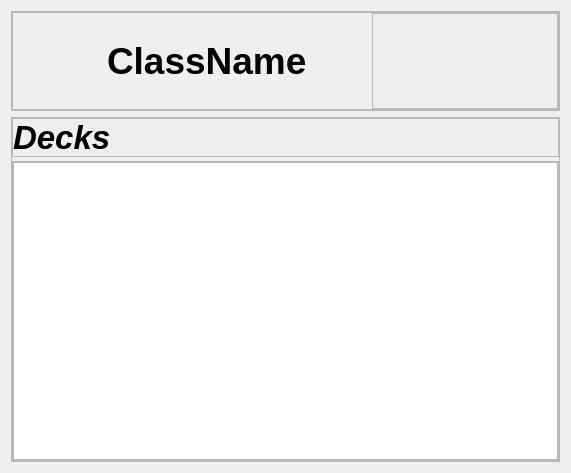
Qt form functions/new_flashcards/flashcards_page.ui (Nbdyleto/PySide6_Self_TCC) before a commit.
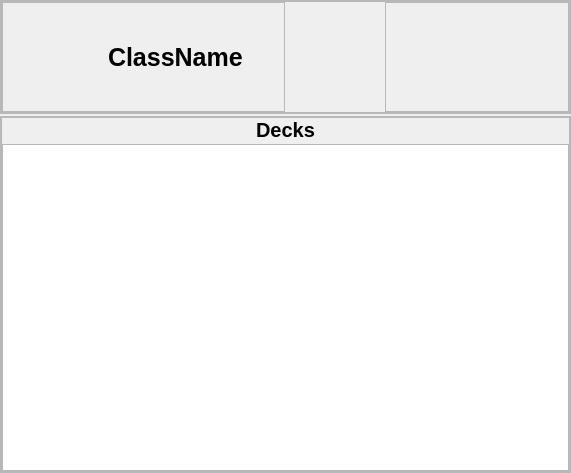
The same form after that commit. Icons and pictures are not drawn.

```diff
--- a/functions/new_flashcards/flashcards_page.ui
+++ b/functions/new_flashcards/flashcards_page.ui
@@ -14,8 +14,29 @@
    <string>Widget</string>
   </property>
   <layout class="QVBoxLayout" name="verticalLayout">
+   <property name="spacing">
+    <number>2</number>
+   </property>
+   <property name="leftMargin">
+    <number>0</number>
+   </property>
+   <property name="topMargin">
+    <number>0</number>
+   </property>
+   <property name="rightMargin">
+    <number>0</number>
+   </property>
+   <property name="bottomMargin">
+    <number>0</number>
+   </property>
    <item>
     <widget class="QFrame" name="frame">
+     <property name="maximumSize">
+      <size>
+       <width>16777215</width>
+       <height>125</height>
+      </size>
+     </property>
      <property name="frameShape">
       <enum>QFrame::StyledPanel</enum>
      </property>
@@ -48,7 +69,7 @@
         </property>
         <layout class="QHBoxLayout" name="horizontalLayout">
          <property name="spacing">
-          <number>4</number>
+          <number>2</number>
          </property>
          <property name="leftMargin">
           <number>0</number>
@@ -62,6 +83,15 @@
          <property name="bottomMargin">
           <number>0</number>
          </property>
+         <item>
+          <widget class="QFrame" name="frame_6">
+           <property name="frameShape">
+            <enum>QFrame::StyledPanel</enum>
+           </property>
+           <property name="frameShadow">
+            <enum>QFrame::Raised</enum>
+           </property>
+           <layout class="QHBoxLayout" name="horizontalLayout_2">
          <item>
           <widget class="QPushButton" name="btnClassIcon">
            <property name="minimumSize">
@@ -94,16 +124,24 @@
           <widget class="QLabel" name="lblClassName">
            <property name="font">
             <font>
-             <pointsize>28</pointsize>
+                <pointsize>-1</pointsize>
+                <italic>false</italic>
              <bold>true</bold>
              <underline>false</underline>
             </font>
            </property>
+              <property name="styleSheet">
+               <string notr="true">font: bold 25px;
+</string>
+              </property>
            <property name="text">
             <string>ClassName</string>
            </property>
           </widget>
          </item>
+           </layout>
+          </widget>
+         </item>
          <item alignment="Qt::AlignRight">
           <widget class="QFrame" name="frame_4">
            <property name="frameShape">
@@ -114,7 +152,7 @@
            </property>
            <layout class="QHBoxLayout" name="horizontalLayout_3">
             <property name="spacing">
-             <number>4</number>
+             <number>2</number>
             </property>
             <property name="leftMargin">
              <number>0</number>
@@ -198,48 +236,24 @@
      <property name="minimumSize">
       <size>
        <width>0</width>
-       <height>300</height>
-      </size>
-     </property>
-     <property name="frameShape">
-      <enum>QFrame::StyledPanel</enum>
-     </property>
-     <property name="frameShadow">
-      <enum>QFrame::Raised</enum>
-     </property>
-     <layout class="QVBoxLayout" name="verticalLayout_3">
-      <property name="spacing">
-       <number>4</number>
-      </property>
-      <property name="leftMargin">
-       <number>0</number>
-      </property>
-      <property name="topMargin">
-       <number>0</number>
-      </property>
-      <property name="rightMargin">
-       <number>0</number>
-      </property>
-      <property name="bottomMargin">
-       <number>0</number>
-      </property>
-      <item>
-       <widget class="QFrame" name="frame_6">
-        <property name="minimumSize">
-         <size>
-          <width>0</width>
           <height>0</height>
          </size>
         </property>
+     <property name="maximumSize">
+      <size>
+       <width>16777215</width>
+       <height>16777215</height>
+      </size>
+     </property>
         <property name="frameShape">
          <enum>QFrame::StyledPanel</enum>
         </property>
         <property name="frameShadow">
          <enum>QFrame::Raised</enum>
         </property>
-        <layout class="QHBoxLayout" name="horizontalLayout_2">
+     <layout class="QVBoxLayout" name="verticalLayout_3">
          <property name="spacing">
-          <number>4</number>
+       <number>2</number>
          </property>
          <property name="leftMargin">
           <number>0</number>
@@ -253,29 +267,6 @@
          <property name="bottomMargin">
           <number>0</number>
          </property>
-         <item alignment="Qt::AlignLeft">
-          <widget class="QLabel" name="label">
-           <property name="maximumSize">
-            <size>
-             <width>300</width>
-             <height>16777215</height>
-            </size>
-           </property>
-           <property name="font">
-            <font>
-             <pointsize>25</pointsize>
-             <italic>true</italic>
-             <bold>true</bold>
-            </font>
-           </property>
-           <property name="text">
-            <string>Decks</string>
-           </property>
-          </widget>
-         </item>
-        </layout>
-       </widget>
-      </item>
       <item>
        <widget class="QFrame" name="frame_5">
         <property name="minimumSize">
@@ -292,7 +283,7 @@
         </property>
         <layout class="QVBoxLayout" name="verticalLayout_4">
          <property name="spacing">
-          <number>4</number>
+          <number>2</number>
          </property>
          <property name="leftMargin">
           <number>0</number>
@@ -306,10 +297,33 @@
          <property name="bottomMargin">
           <number>0</number>
          </property>
+         <item alignment="Qt::AlignHCenter">
+          <widget class="QLabel" name="label">
+           <property name="maximumSize">
+            <size>
+             <width>16777215</width>
+             <height>16777215</height>
+            </size>
+           </property>
+           <property name="font">
+            <font>
+             <pointsize>-1</pointsize>
+             <italic>false</italic>
+             <bold>true</bold>
+            </font>
+           </property>
+           <property name="styleSheet">
+            <string notr="true">font: bold 20px;</string>
+           </property>
+           <property name="text">
+            <string>Decks</string>
+           </property>
+          </widget>
+         </item>
          <item>
           <widget class="QTableWidget" name="tblDecks">
            <property name="sizePolicy">
-            <sizepolicy hsizetype="Preferred" vsizetype="Preferred">
+            <sizepolicy hsizetype="Expanding" vsizetype="Expanding">
              <horstretch>0</horstretch>
              <verstretch>0</verstretch>
             </sizepolicy>
```
Left out of the diff: 3 changed lines with no effect on the pictures. Lines whose indentation alone changed are shown as unchanged.
